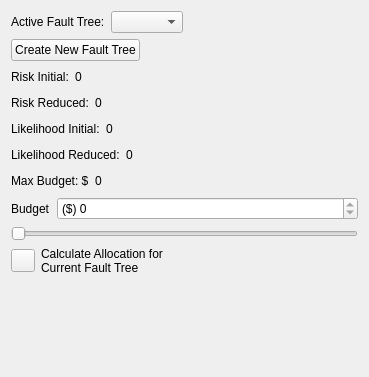
Before: the Qt Designer form plugins/calculate/dmzMBRAFTCalculateForm.ui in dmzgroup/mbra, drawn with Qt 5.
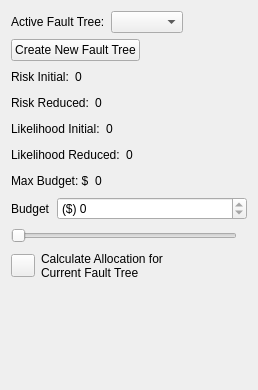
After: the same form once the commit is applied.

Diff of the .ui file:
```diff
--- a/plugins/calculate/dmzMBRAFTCalculateForm.ui
+++ b/plugins/calculate/dmzMBRAFTCalculateForm.ui
@@ -6,8 +6,8 @@
    <rect>
     <x>0</x>
     <y>0</y>
-    <width>369</width>
-    <height>377</height>
+    <width>258</width>
+    <height>390</height>
    </rect>
   </property>
   <property name="windowTitle">
@@ -284,7 +284,15 @@
     </layout>
    </item>
    <item>
+    <layout class="QHBoxLayout" name="horizontalLayout_3">
+     <item>
     <widget class="QSlider" name="budgetSlider">
+       <property name="sizePolicy">
+        <sizepolicy hsizetype="Expanding" vsizetype="Minimum">
+         <horstretch>0</horstretch>
+         <verstretch>0</verstretch>
+        </sizepolicy>
+       </property>
      <property name="maximum">
       <number>0</number>
      </property>
@@ -292,6 +300,24 @@
       <enum>Qt::Horizontal</enum>
      </property>
     </widget>
+     </item>
+     <item>
+      <spacer name="horizontalSpacer_3">
+       <property name="orientation">
+        <enum>Qt::Horizontal</enum>
+       </property>
+       <property name="sizeType">
+        <enum>QSizePolicy::Minimum</enum>
+       </property>
+       <property name="sizeHint" stdset="0">
+        <size>
+         <width>10</width>
+         <height>20</height>
+        </size>
+       </property>
+      </spacer>
+     </item>
+    </layout>
    </item>
    <item>
     <layout class="QHBoxLayout">
@@ -309,14 +335,14 @@
     </layout>
    </item>
    <item>
-    <spacer>
+    <spacer name="verticalSpacer">
      <property name="orientation">
       <enum>Qt::Vertical</enum>
      </property>
      <property name="sizeHint" stdset="0">
       <size>
-       <width>240</width>
-       <height>31</height>
+       <width>20</width>
+       <height>40</height>
       </size>
      </property>
     </spacer>
```
Left out of the diff: 6 changed lines with no effect on the pictures. Lines whose indentation alone changed are shown as unchanged.
